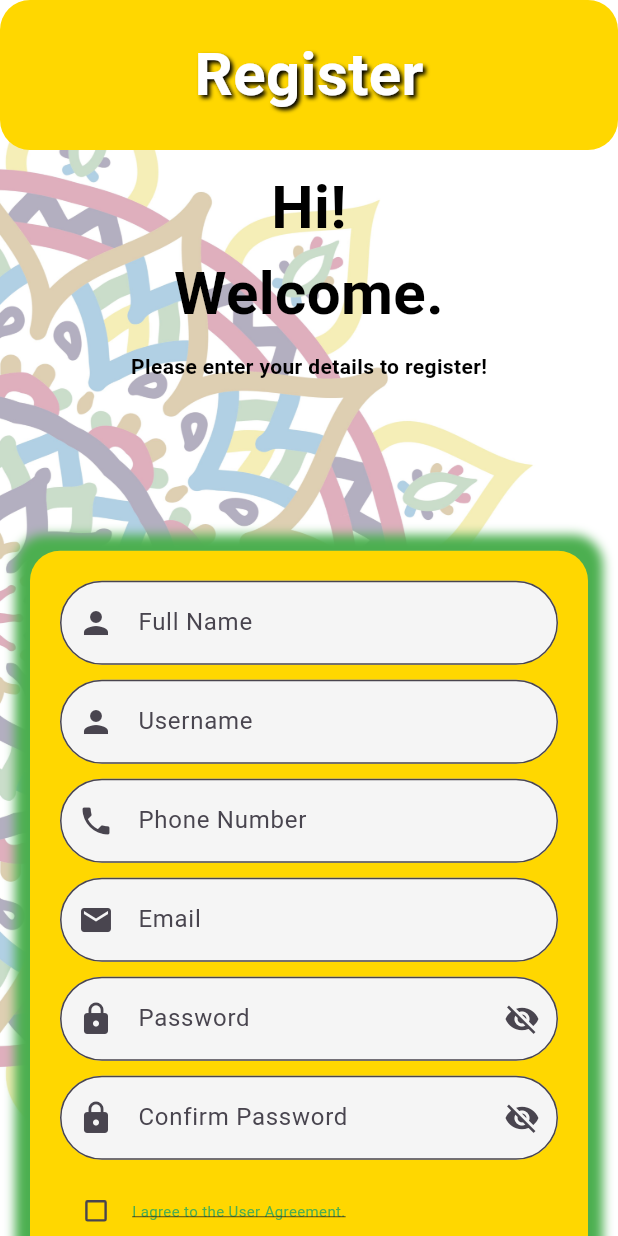
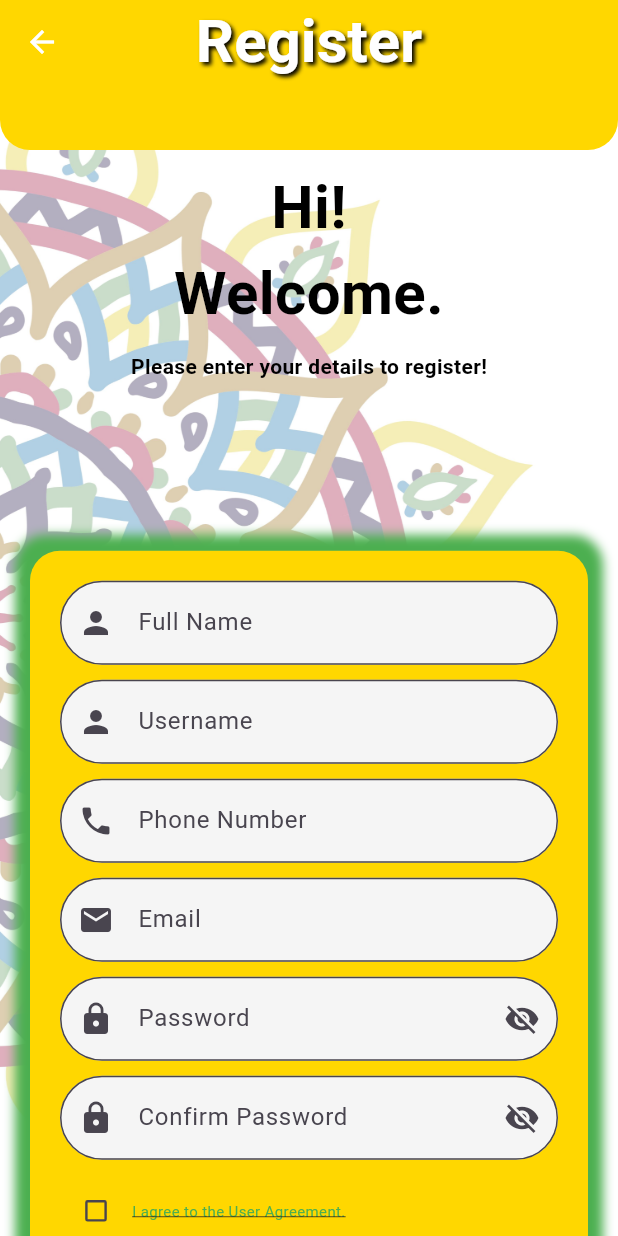
Before and after one commit to ShadipKumarJoshi/batch32a-ShadipKumarJoshi-FLutter-Mandala, a Flutter app: the RegisterScreen screen opened directly, on a phone screen of 412 x 824 dp. Run offline on Flutter 3.47's test engine with Material 3 defaults, Android fonts, the phone set to English and light mode, and no system bars.

Commit message:
back navigate

```diff
--- a/lib/app/app.dart
+++ b/lib/app/app.dart
@@ -1,4 +1,4 @@
-import 'package:final_assignment/screen/login_screen.dart';
+import 'package:final_assignment/screen/register_screen.dart';
 import 'package:flutter/material.dart';
 
 class App extends StatelessWidget {
@@ -11,8 +11,8 @@ class App extends StatelessWidget {
       // themes
 
       // home: SplashScreen(),
-      home: LoginScreen(),
-      // home: RegisterScreen(),
+      // home: LoginScreen(),
+      home: RegisterScreen(),
       // home: OnbordingScreen(),
       // routes: {
       //       'login': (context) => LoginScreen(),
--- a/lib/screen/register_screen.dart
+++ b/lib/screen/register_screen.dart
@@ -81,13 +81,22 @@ class _RegisterScreenState extends State<RegisterScreen> {
         backgroundColor: Colors.transparent,
         appBar: PreferredSize(
           preferredSize: const Size.fromHeight(100),
-          child: Container(
-            decoration: BoxDecoration(
-              borderRadius: BorderRadius.circular(20),
-              color: goldColor,
+          child: AppBar(
+            backgroundColor: goldColor,
+            elevation: 0,
+            leading: IconButton(
+              icon: const Icon(Icons.arrow_back, color: Colors.white),
+              onPressed: () {
+                Navigator.pushReplacement(
+                  context,
+                  MaterialPageRoute(
+                    builder: (_) => const LoginScreen(),
                   ),
-            child: const Center(
-              child: Text(
+                );
+              },
+            ),
+            centerTitle: true,
+            title: const Text(
               'Register',
               style: TextStyle(
                 color: Colors.white,
@@ -101,6 +110,11 @@ class _RegisterScreenState extends State<RegisterScreen> {
                   ),
                 ],
               ),
+            ),
+            shape: const RoundedRectangleBorder(
+              borderRadius: BorderRadius.only(
+                bottomLeft: Radius.circular(20),
+                bottomRight: Radius.circular(20),
               ),
             ),
           ),
```
Lines whose indentation alone changed are shown as unchanged.
